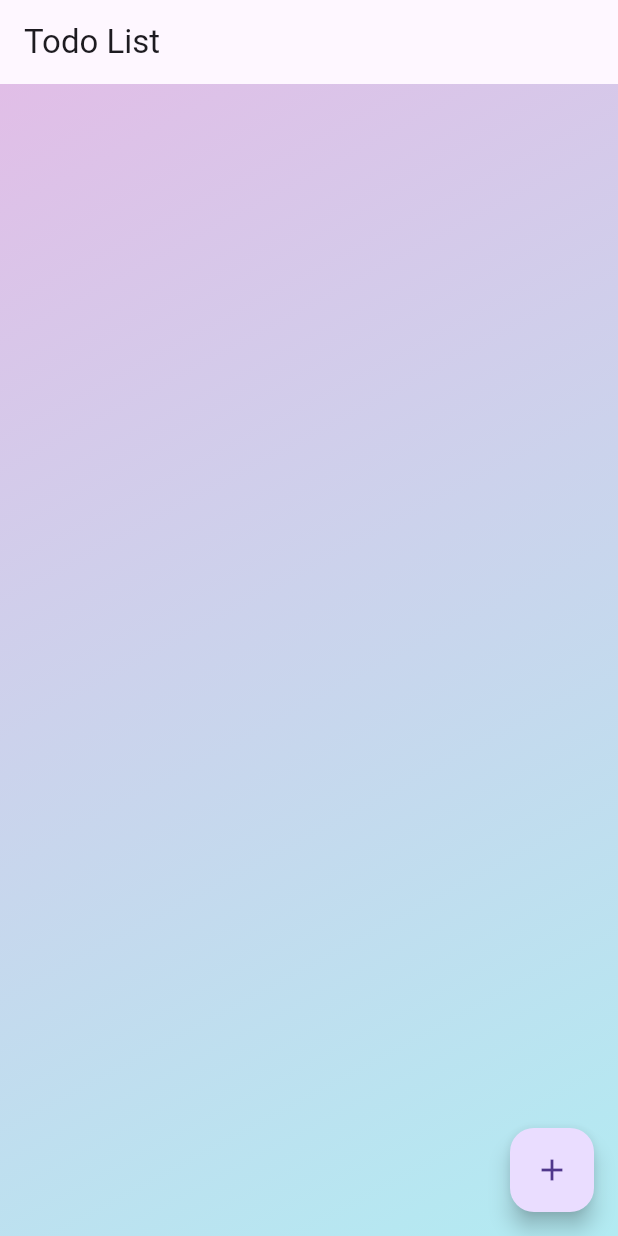
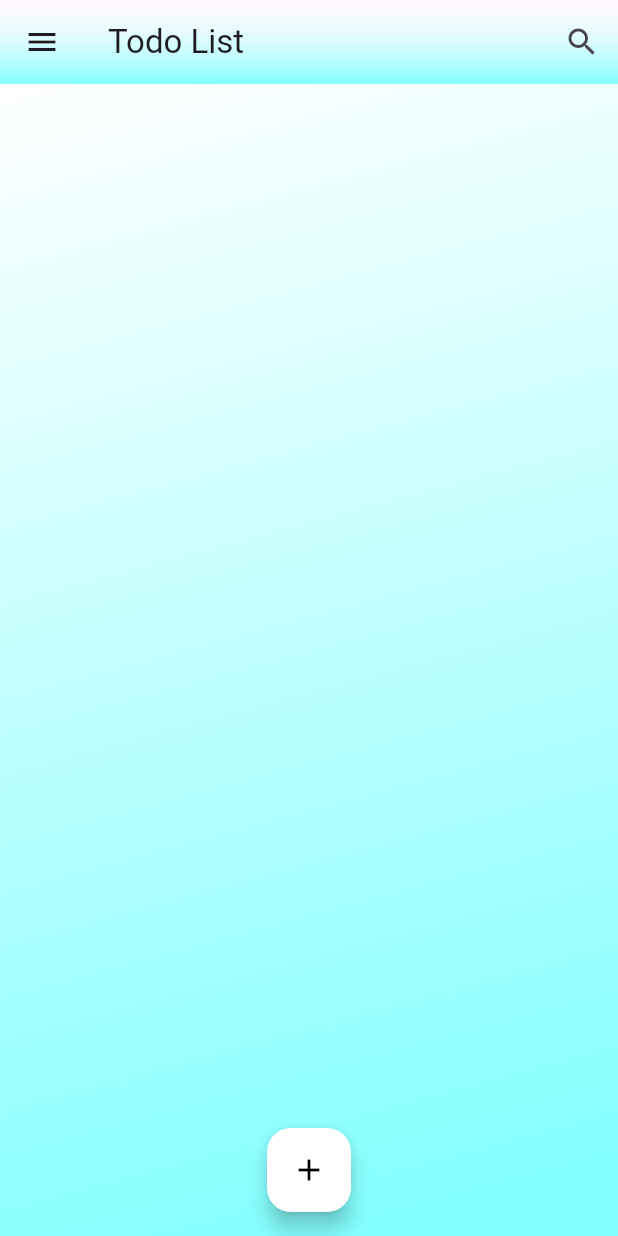
Before and after one commit to DeepakKumarBehera03/todo_app, a Flutter app: the screen it shows after launch, on a phone screen of 412 x 824 dp. Run offline on Flutter 3.47's test engine with Material 3 defaults, Android fonts, the phone set to English and light mode, and no system bars.

Commit message:
Added the draw side bar and profile setting in static mode

```diff
--- a/lib/main.dart
+++ b/lib/main.dart
@@ -37,16 +37,12 @@ class _TodoListState extends State<TodoList> {
     _tasksCompleted = List<bool>.generate(_tasks.length, (index) => false);
   }
 
-
-
   void _addTask(String task) {
     setState(() {
       _tasks.add(task);
-      _tasksCompleted.add(false); // Add false for the new task
+      _tasksCompleted.add(false);
     });
   }
-
-
 
   void _removeTask(int index) {
     setState(() {
@@ -59,24 +55,60 @@ class _TodoListState extends State<TodoList> {
     return Scaffold(
       appBar: AppBar(
         title: const Text('Todo List'),
+        flexibleSpace: Container(
+          decoration: BoxDecoration(
+            gradient: LinearGradient(
+              colors: [Colors.white24, Colors.cyanAccent[100]!],
+              begin: Alignment.topCenter,
+              end: Alignment.bottomCenter,
+            ),
+          ),
+        ),
+        actions: [
+          IconButton(
+              onPressed: (){
+              },
+              icon: const Icon(Icons.search))
+        ],
       ),
       body: Container(
-        decoration: BoxDecoration(
+        decoration:  BoxDecoration(
           gradient: LinearGradient(
             colors: [
-              Colors.purple[100]!,
-              Colors.cyan[100]!
+              Colors.white,
+              Colors.cyanAccent[100]!
             ],
             begin: Alignment.topLeft,
-            end: Alignment.bottomRight
+            end: Alignment.bottomCenter
           )
         ),
           child: _buildTaskList(context)),
-      floatingActionButton: FloatingActionButton(
+      floatingActionButton: _buildFloatingActionButton(context),
+      floatingActionButtonLocation: FloatingActionButtonLocation.centerFloat,
+      drawer: _buildDrawer(context),
+    );
+  }
+
+  FloatingActionButton _buildFloatingActionButton(BuildContext context) {
+    return FloatingActionButton(
+      backgroundColor: Colors.white,
+      foregroundColor: Colors.black,
       onPressed: () async {
         final task = await showDialog<String>(
           context: context,
           builder: (BuildContext context) {
+            return _simpleDialog(context);
+          },
+        );
+        if (task != null) {
+          _addTask(task);
+        }
+      },
+      child: const Icon(Icons.add,color: Colors.black,),
+    );
+  }
+
+  SimpleDialog _simpleDialog(BuildContext context) {
     return SimpleDialog(
             title: const Text('Add Task'),
             children: <Widget>[
@@ -101,7 +133,7 @@ class _TodoListState extends State<TodoList> {
                     },
                   ),
                   ElevatedButton(
-                        child: Text('Add'),
+                    child: const Text('Add'),
                     onPressed: () {
                       // Retrieve the task entered by the user
                       String task = _taskController.text;
@@ -117,13 +149,49 @@ class _TodoListState extends State<TodoList> {
               ),
             ],
           );
+  }
+
+  Drawer _buildDrawer(BuildContext context) {
+    return Drawer(
+      backgroundColor: Colors.cyanAccent[100],
+      elevation: double.infinity,
+      child: ListView(
+        children: <Widget>[
+          const UserAccountsDrawerHeader(
+            decoration: BoxDecoration(
+              color: Colors.black,
+            ),
+            arrowColor: Colors.black,
+            accountName:  Text('Deepak Kumar Behera'),
+            accountEmail:  Text('Deepakjgrt99@gmail.com'),
+            currentAccountPicture: CircleAvatar(
+              backgroundImage: NetworkImage(
+                'https://t4.ftcdn.net/jpg/05/31/37/89/240_F_531378938_xwRjN9e5ramdPj2coDwHrwk9QHckVa5Y.jpg',
+              ),
+            ),
+          ),
+          ListTile(
+            title: const Text('Home'),
+            leading: const Icon(Icons.home),
+            onTap: () {
+              Navigator.of(context).pop();
+            }
+          ),
+          ListTile(
+            title: const Text('Settings'),
+            leading: const Icon(Icons.settings),
+            onTap: () {
+              Navigator.of(context).pop();
+
             },
-          );
-          if (task != null) {
-            _addTask(task);
-          }
-        },
-        child: const Icon(Icons.add),
+          ),
+          ListTile(
+            title: const Text('About'),
+            leading: const Icon(Icons.info),
+            onTap: () {
+              Navigator.of(context).pop();
+            }),
+        ],
       ),
     );
   }
```
Lines whose indentation alone changed are shown as unchanged.
